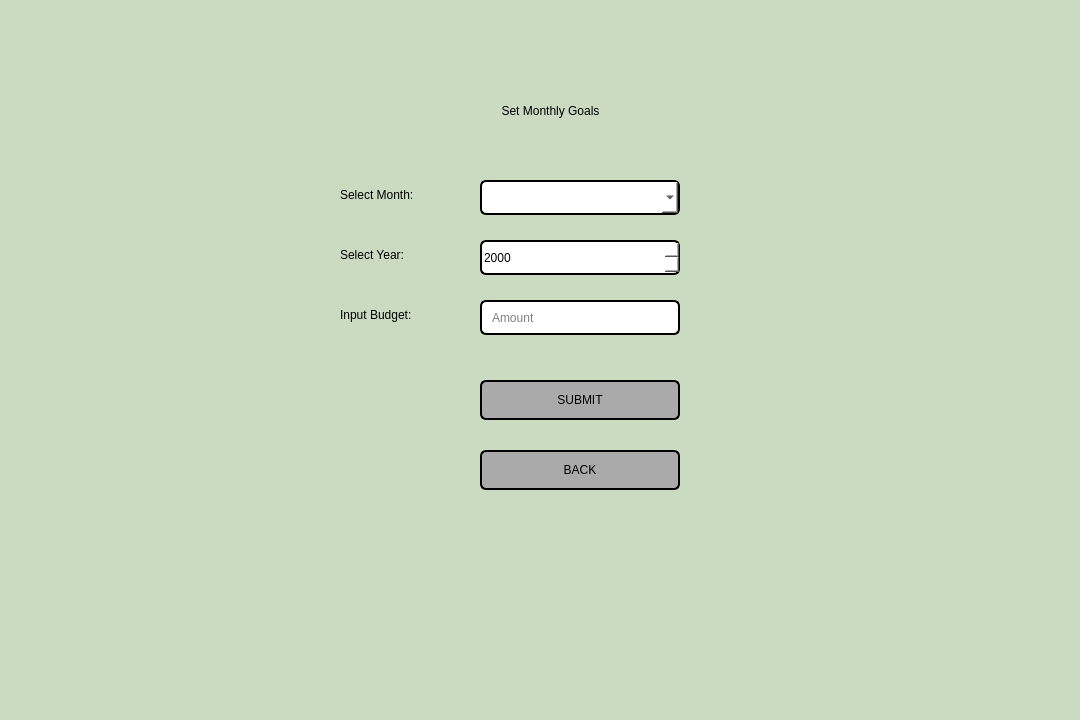
Qt form monthlygoals.ui (aasishhumagain/BudgetBuddy) before a commit.
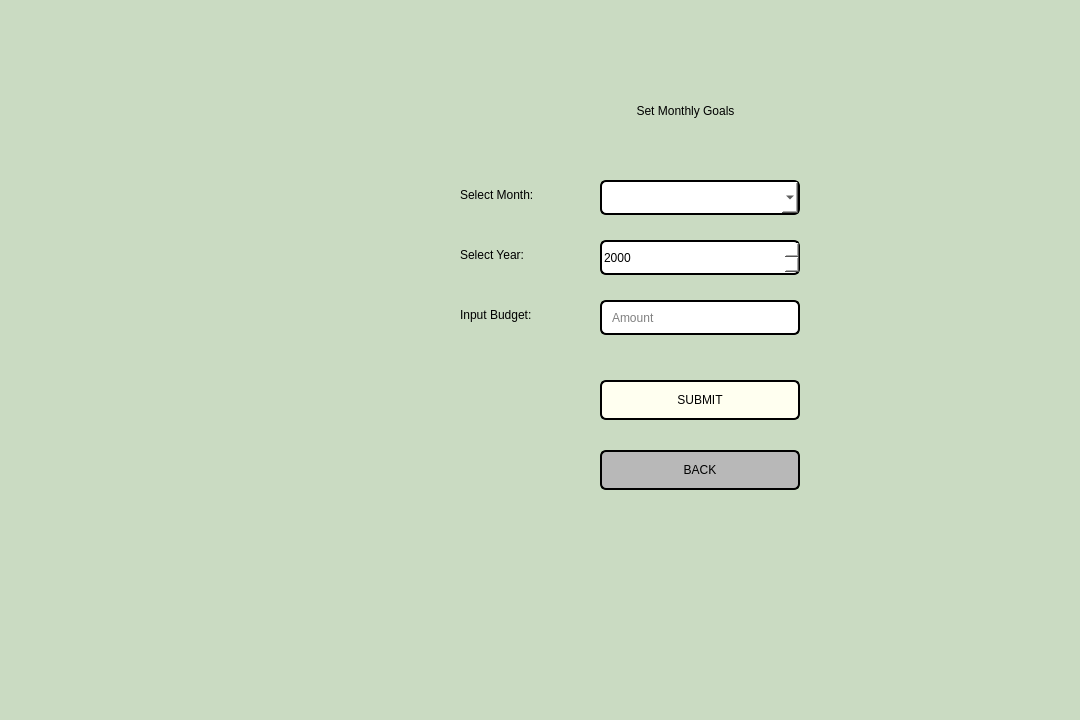
The same form after that commit.

Patch:
```diff
--- a/monthlygoals.ui
+++ b/monthlygoals.ui
@@ -21,9 +21,9 @@
   <widget class="QLabel" name="labelTitle">
    <property name="geometry">
     <rect>
-     <x>390</x>
+     <x>370</x>
      <y>80</y>
-     <width>321</width>
+     <width>631</width>
      <height>61</height>
     </rect>
    </property>
@@ -43,7 +43,7 @@
   <widget class="QLabel" name="labelMonth">
    <property name="geometry">
     <rect>
-     <x>340</x>
+     <x>460</x>
      <y>180</y>
      <width>120</width>
      <height>30</height>
@@ -62,7 +62,7 @@
   <widget class="QComboBox" name="comboBoxMonth">
    <property name="geometry">
     <rect>
-     <x>480</x>
+     <x>600</x>
      <y>180</y>
      <width>200</width>
      <height>35</height>
@@ -82,7 +82,7 @@
   <widget class="QLabel" name="labelYear">
    <property name="geometry">
     <rect>
-     <x>340</x>
+     <x>460</x>
      <y>240</y>
      <width>120</width>
      <height>30</height>
@@ -101,7 +101,7 @@
   <widget class="QSpinBox" name="spinBoxYear">
    <property name="geometry">
     <rect>
-     <x>480</x>
+     <x>600</x>
      <y>240</y>
      <width>200</width>
      <height>35</height>
@@ -127,7 +127,7 @@
   <widget class="QLabel" name="label">
    <property name="geometry">
     <rect>
-     <x>340</x>
+     <x>460</x>
      <y>300</y>
      <width>120</width>
      <height>30</height>
@@ -146,7 +146,7 @@
   <widget class="QLineEdit" name="lineEditAmount">
    <property name="geometry">
     <rect>
-     <x>480</x>
+     <x>600</x>
      <y>300</y>
      <width>200</width>
      <height>35</height>
@@ -172,7 +172,7 @@
   <widget class="QPushButton" name="buttonSubmit">
    <property name="geometry">
     <rect>
-     <x>480</x>
+     <x>600</x>
      <y>380</y>
      <width>200</width>
      <height>40</height>
@@ -182,7 +182,7 @@
     <string notr="true">
      font: 700 14pt &quot;Segoe UI&quot;;
 
-background-color: rgb(170, 170, 170);
+background-color: #FFFFF0;
      color: rgb(0, 0, 0);
      border: 2px solid black;
      border-radius: 6px;
@@ -195,7 +195,7 @@
   <widget class="QPushButton" name="buttonBack">
    <property name="geometry">
     <rect>
-     <x>480</x>
+     <x>600</x>
      <y>450</y>
      <width>200</width>
      <height>40</height>
@@ -205,7 +205,7 @@
     <string notr="true">
      font: 700 14pt &quot;Segoe UI&quot;;
 
-background-color: rgb(170, 170, 170);
+background-color: rgb(184, 184, 184);
      color: rgb(0, 0, 0);
      border: 2px solid black;
      border-radius: 6px;
```
